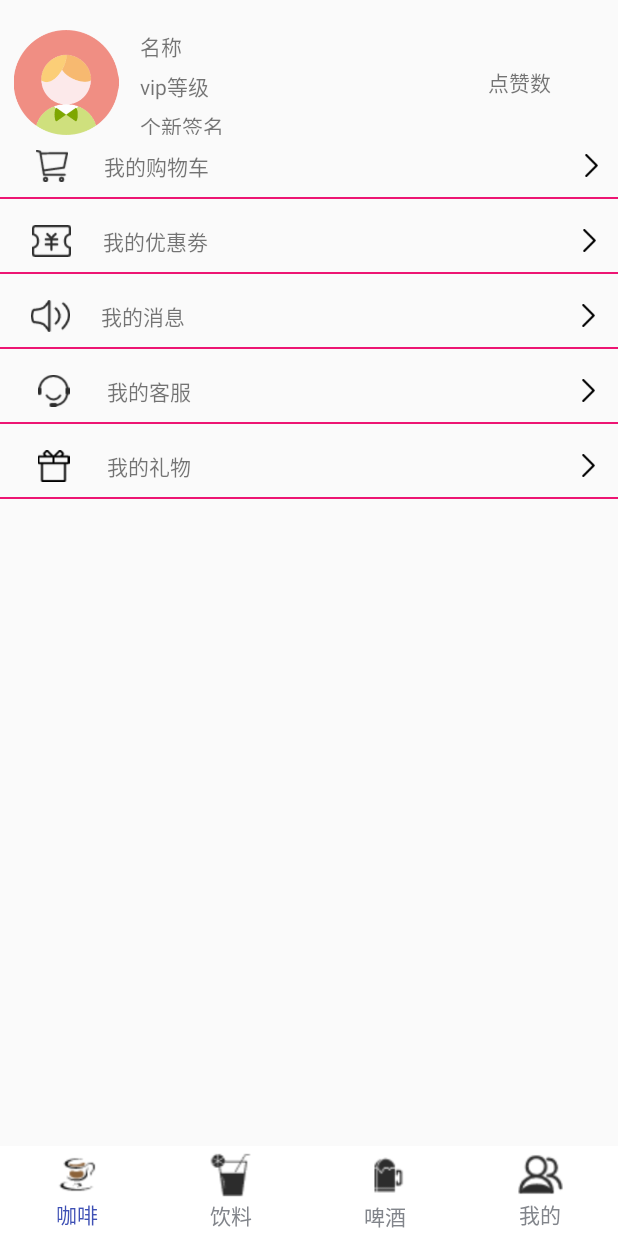
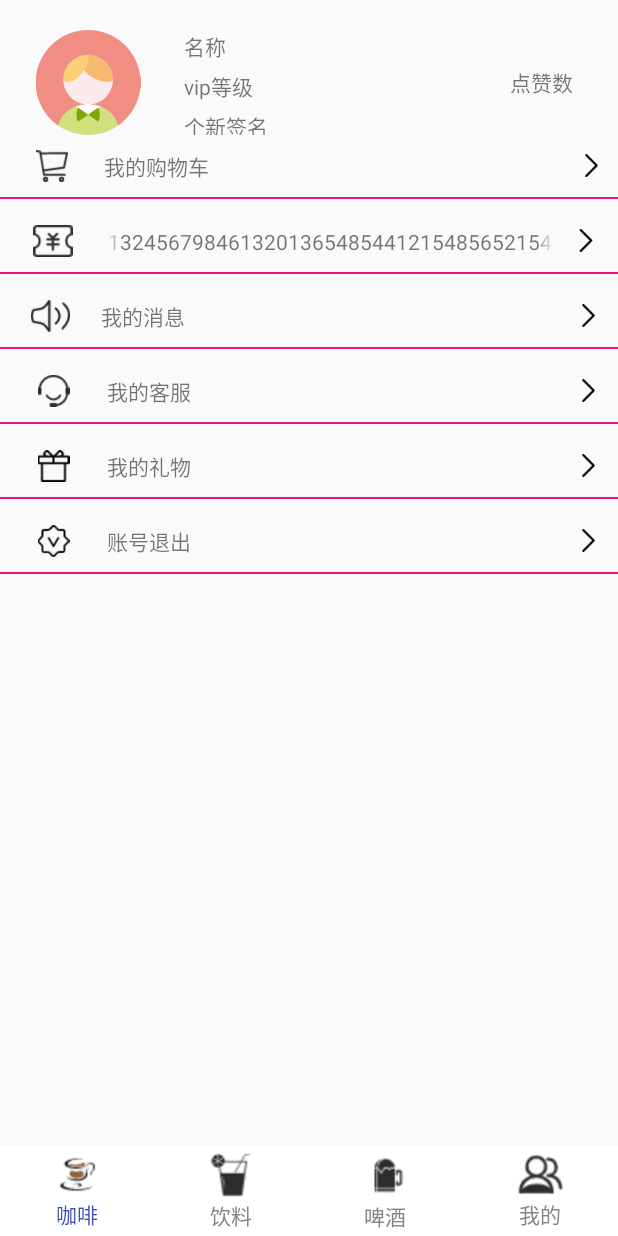
Before and after one commit to coulds/MoNiProject, an Android app: the fragment ContacksFragment placed in its activity, on a phone screen of 412 x 824 dp. Run offline under Robolectric (Android 15) with nearby library versions, the phone set to English and light mode, and no system bars; our stand-ins replace Picasso; libraries missing offline, so code that uses them is left out: com.nostra13.universalimageloader; pictures from the network do not load; 1 statement that could not run was skipped.

Commit message:
一波大的更新，有基础的添加购物车功能，弹窗功能，待完善其他功能

```diff
--- a/app/src/main/java/com/edu/fragmentlayout/Fragment/ContacksFragment.java
+++ b/app/src/main/java/com/edu/fragmentlayout/Fragment/ContacksFragment.java
@@ -4,22 +4,27 @@ package com.edu.fragmentlayout.Fragment;
 import android.content.Intent;
 import android.os.Bundle;
 import android.app.Fragment;
+import android.text.TextUtils;
 import android.view.LayoutInflater;
 import android.view.View;
 import android.view.ViewGroup;
+import android.widget.LinearLayout;
 import android.widget.TextView;
 
 import com.edu.fragmentlayout.Activity.GouWuCheActivity;
 import com.edu.fragmentlayout.R;
+import com.edu.fragmentlayout.dialog.Myexitdialog;
 
 
 /**
  * A simple {@link Fragment} subclass.
  */
 public class ContacksFragment extends android.support.v4.app.Fragment implements View.OnClickListener{
+    private LinearLayout linearLayout_gwc,linearLayout_exit;
     private View ContacksLayout;
     private ContacksFragment contacksFragment;
-    private TextView textView;
+    private TextView textView,textView1;
+    private Myexitdialog myexitdialog;
 
 
 
@@ -48,8 +53,16 @@ public class ContacksFragment extends android.support.v4.app.Fragment implements
 //        dataBeanList.addAll(AppApplication.getDataBeanList());
 //        gouWuCheAdapter = new GouWuCheAdapter(getActivity(),dataBeanList);
 //        recyclerView.setAdapter(gouWuCheAdapter);
+        linearLayout_exit = (LinearLayout)ContacksLayout.findViewById(R.id.Linelayout_exit);
+        linearLayout_gwc = (LinearLayout)ContacksLayout.findViewById(R.id.Linelayout_gwc);
         textView = (TextView)ContacksLayout.findViewById(R.id.gwc_text);
-        textView.setOnClickListener(this);
+        textView1 = (TextView)ContacksLayout.findViewById(R.id.yhj);
+        textView1.setSelected(true);//跑马灯效果的聚焦
+
+
+        linearLayout_gwc.setOnClickListener(this);
+        linearLayout_exit.setOnClickListener(this);
+
 
     }
 
@@ -57,9 +70,13 @@ public class ContacksFragment extends android.support.v4.app.Fragment implements
     @Override
     public void onClick(View view) {
         switch (view.getId()){
-            case R.id.gwc_text:
+            case R.id.Linelayout_gwc:
                 Intent intent = new Intent(getActivity(), GouWuCheActivity.class);
                 startActivity(intent);
+                break;
+            case R.id.Linelayout_exit:
+                myexitdialog = new Myexitdialog();
+                myexitdialog.show(getFragmentManager(),"show");
         }
     }
 }
--- a/app/src/main/res/layout/fragment_contacks.xml
+++ b/app/src/main/res/layout/fragment_contacks.xml
@@ -10,20 +10,25 @@
     <!-- TODO: Update blank fragment layout -->
 
 
+    <LinearLayout
+        android:layout_width="match_parent"
+        android:layout_height="wrap_content"
+        android:orientation="vertical">
+
         <RelativeLayout
             android:layout_width="match_parent"
-        android:layout_height="90dp">
+            android:layout_height="wrap_content">
 
             <LinearLayout
                 android:layout_width="match_parent"
-            android:layout_height="match_parent"
+                android:layout_height="wrap_content"
                 android:layout_marginTop="20dp"
                 android:orientation="horizontal">
 
                 <ImageView
                     android:id="@+id/imageView"
-                android:layout_width="44dp"
-                android:layout_height="match_parent"
+                    android:layout_width="88dp"
+                    android:layout_height="70dp"
                     android:layout_weight="1"
                     android:src="@drawable/person" />
 
@@ -68,14 +73,65 @@
 
         <RelativeLayout
             android:layout_width="match_parent"
-        android:layout_height="match_parent">
+            android:layout_height="wrap_content"
+            android:layout_gravity="bottom"
+
+            android:layout_marginTop="10dp">
+
+            <LinearLayout
+                android:id="@+id/Linelayout_exit"
+                android:layout_width="match_parent"
+                android:layout_height="wrap_content"
+                android:layout_alignParentStart="true"
+                android:layout_alignParentTop="true"
+                android:layout_marginTop="250dp"
+                android:orientation="vertical">
+
+                <LinearLayout
+                    android:layout_width="match_parent"
+                    android:layout_height="wrap_content"
+                    android:orientation="horizontal">
+
+                    <ImageView
+                        android:id="@+id/imageView2"
+                        android:layout_width="10dp"
+                        android:layout_height="match_parent"
+                        android:layout_gravity="center"
+                        android:layout_weight="1"
+                        android:src="@drawable/exit" />
+
+                    <TextView
+                        android:layout_width="wrap_content"
+                        android:layout_height="wrap_content"
+                        android:layout_gravity="center"
+                        android:layout_weight="4"
+                        android:gravity="center|start"
+                        android:text="账号退出" />
+
+                    <ImageView
+                        android:id="@+id/imageView4"
+                        android:layout_width="8dp"
+                        android:layout_height="15dp"
+                        android:layout_gravity="center"
+                        android:layout_weight="0.5"
+                        android:src="@drawable/youjiantou" />
+
+
+                </LinearLayout>
+
+                <ImageView
+                    android:layout_width="match_parent"
+                    android:layout_height="1dp"
+                    android:layout_marginTop="10dp"
+                    android:background="@color/colorAccent" />
+            </LinearLayout>
 
             <LinearLayout
                 android:layout_width="match_parent"
                 android:layout_height="wrap_content"
                 android:layout_alignParentStart="true"
                 android:layout_alignParentTop="true"
-            android:layout_marginTop="300dp"
+                android:layout_marginTop="200dp"
                 android:orientation="vertical">
 
                 <LinearLayout
@@ -122,7 +178,7 @@
                 android:layout_height="wrap_content"
                 android:layout_alignParentStart="true"
                 android:layout_alignParentTop="true"
-            android:layout_marginTop="250dp"
+                android:layout_marginTop="150dp"
                 android:orientation="vertical">
 
                 <LinearLayout
@@ -169,7 +225,7 @@
                 android:layout_height="wrap_content"
                 android:layout_alignParentStart="true"
                 android:layout_alignParentTop="true"
-            android:layout_marginTop="200dp"
+                android:layout_marginTop="100dp"
                 android:orientation="vertical">
 
                 <LinearLayout
@@ -216,7 +272,7 @@
                 android:layout_height="wrap_content"
                 android:layout_alignParentStart="true"
                 android:layout_alignParentTop="true"
-            android:layout_marginTop="150dp"
+                android:layout_marginTop="50dp"
                 android:orientation="vertical">
 
                 <LinearLayout
@@ -226,19 +282,28 @@
 
                     <ImageView
                         android:id="@+id/imageView2"
-                    android:layout_width="10dp"
+                        android:layout_width="2dp"
                         android:layout_height="match_parent"
                         android:layout_gravity="center"
                         android:layout_weight="1"
                         android:src="@drawable/youhuijuan" />
 
                     <TextView
-                    android:layout_width="wrap_content"
+                        android:id="@+id/yhj"
+                        android:layout_width="22dp"
                         android:layout_height="wrap_content"
                         android:layout_gravity="center"
                         android:layout_weight="4"
-                    android:gravity="center|start"
-                    android:text="我的优惠劵" />
+                        android:ellipsize="marquee"
+
+                        android:focusable="true"
+                        android:focusableInTouchMode="true"
+                        android:marqueeRepeatLimit="marquee_forever"
+                        android:scrollHorizontally="true"
+                        android:singleLine="true"
+
+
+                        android:text="我的优惠劵1324567984613201365485441215485652154" />
 
                     <ImageView
                         android:id="@+id/imageView4"
@@ -259,16 +324,17 @@
             </LinearLayout>
 
             <LinearLayout
+                android:id="@+id/Linelayout_gwc"
                 android:layout_width="match_parent"
                 android:layout_height="wrap_content"
                 android:layout_alignParentStart="true"
                 android:layout_alignParentTop="true"
-            android:layout_marginTop="100dp"
+                android:clickable="true"
                 android:orientation="vertical">
 
                 <LinearLayout
                     android:layout_width="match_parent"
-                android:layout_height="wrap_content"
+                    android:layout_height="match_parent"
                     android:orientation="horizontal">
 
                     <ImageView
@@ -281,6 +347,12 @@
 
                     <TextView
                         android:id="@+id/gwc_text"
+
+
+
+
+
+
                         android:layout_width="wrap_content"
                         android:layout_height="wrap_content"
                         android:layout_gravity="center"
@@ -294,7 +366,8 @@
                         android:layout_height="15dp"
                         android:layout_gravity="center"
                         android:layout_weight="0.5"
-                    android:src="@drawable/youjiantou" />
+                        android:src="@drawable/youjiantou"
+                        tools:ignore="DuplicateIds" />
 
 
                 </LinearLayout>
@@ -307,4 +380,7 @@
             </LinearLayout>
 
         </RelativeLayout>
+
+    </LinearLayout>
+
 </FrameLayout>
--- a/app/src/main/res/values/colors.xml
+++ b/app/src/main/res/values/colors.xml
@@ -9,5 +9,6 @@
     <color name="color_top_youth">#2291e6</color>
     <color name="color_black">#85000000</color>
     <color name="color_huise">#82858b</color>
+    <color name="white">#ffffff</color>
 
 </resources>
```
Also changed, not shown: app/src/main/java/com/edu/fragmentlayout/dialog/Myexitdialog.java (added, +72 -0 lines), app/src/main/res/layout/exitlayout.xml (added, +96 -0 lines), app/src/main/res/drawable/dailog_bg.png (added), app/src/main/res/drawable/dialog_cancle.png (added), app/src/main/res/drawable/dialog_confirm.png (added), app/src/main/res/drawable/exit.png (added), app/src/main/res/drawable/message_black.png (added), app/src/main/res/drawable/my_message.png (added). Lines whose indentation alone changed are shown as unchanged.
